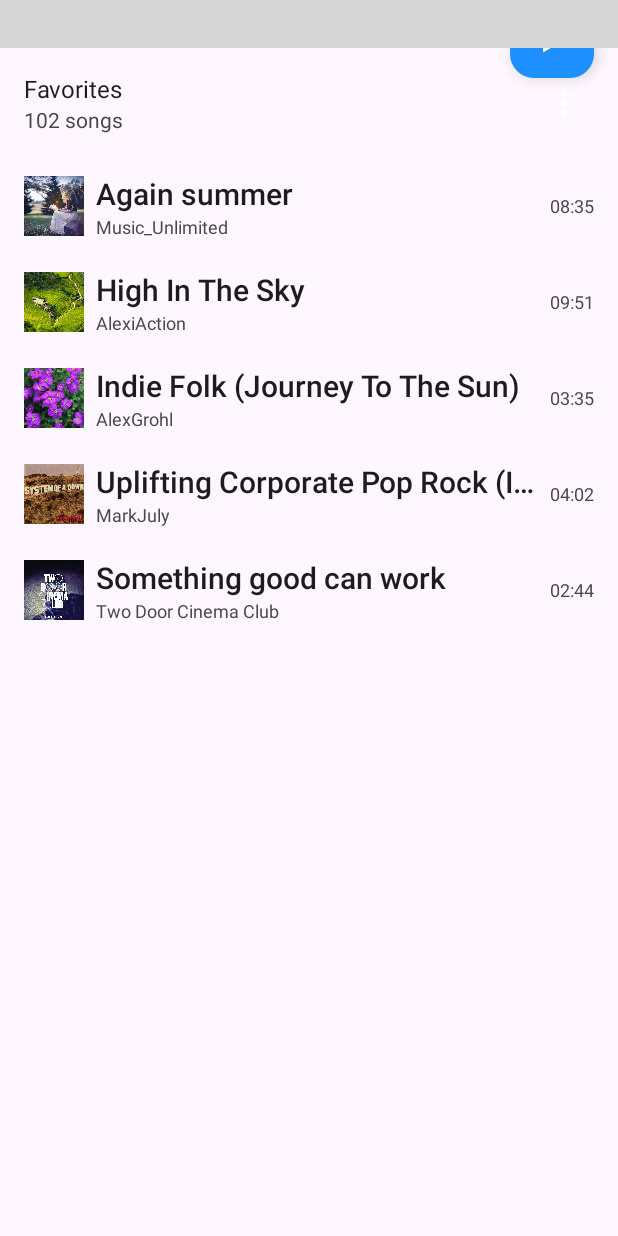
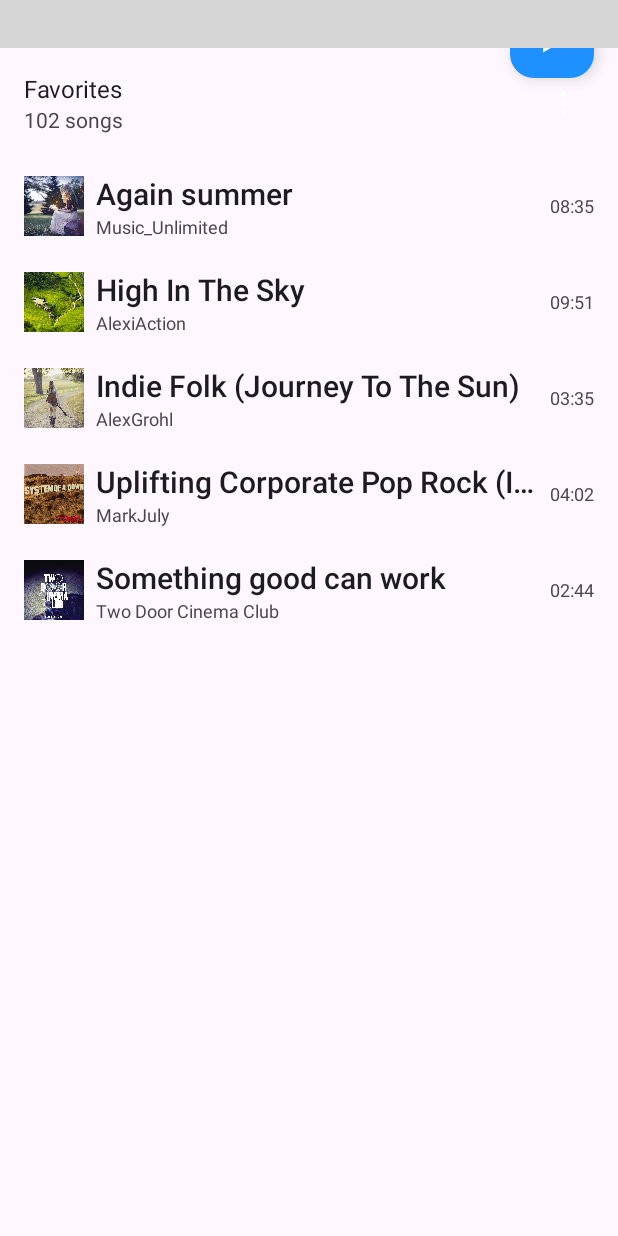
Before and after one commit to Totorowow/TangliMusicPlayer, an Android app: the MainActivity screen opened directly, with no data from a screen before it, on a phone screen of 412 x 824 dp. Run offline under Robolectric (Android 15) with nearby library versions, the phone set to English and light mode, and no system bars; libraries missing offline, so code that uses them is left out: com.andremion.music, com.hjq.toast, com.leaf.library; 5 statements that could not run were skipped; grey boxes are pictures that could not be loaded.

Commit message:
update code

```diff
--- a/tangliMusicPlayer/src/main/java/com/tangli/musicplayer/music/MusicContent.java
+++ b/tangliMusicPlayer/src/main/java/com/tangli/musicplayer/music/MusicContent.java
@@ -13,7 +13,7 @@ public class MusicContent {
     static {
         ITEMS.add(new MusicItem(R.drawable.camphor, "Again summer", "Music_Unlimited", 515,R.raw.again_summer_151646));
         ITEMS.add(new MusicItem(R.drawable.apartment_8318376_1920, "High In The Sky", "AlexiAction", 591,R.raw.high_in_the_sky_128400));
-        ITEMS.add(new MusicItem(R.drawable.flowers_7911970_1920, "Indie Folk (Journey To The Sun)", "AlexGrohl", 215,R.raw.indie_folk_journey_to_the_sun_15044));
+        ITEMS.add(new MusicItem(R.drawable.forest_party, "Indie Folk (Journey To The Sun)", "AlexGrohl", 215,R.raw.indie_folk_journey_to_the_sun_15044));
         ITEMS.add(new MusicItem(R.drawable.album_cover_soad, "Uplifting Corporate Pop Rock (It Is Time)", "MarkJuly", 242,R.raw.ukulele_fun_background));
         ITEMS.add(new MusicItem(R.drawable.album_cover_two_door, "Something good can work", "Two Door Cinema Club", 164,R.raw.ukulele_fun_background));
     }
--- a/tangliMusicPlayer/src/main/res/layout/activity_main.xml
+++ b/tangliMusicPlayer/src/main/res/layout/activity_main.xml
@@ -16,7 +16,7 @@
             android:id="@+id/cover"
             android:layout_width="match_parent"
             android:scaleType="centerCrop"
-            android:src="@drawable/main__cover"
+            android:src="@drawable/main_cover"
             android:transitionName="@string/transition_name_cover"
             android:layout_height="wrap_content"/>
         <ImageView
--- a/tangliMusicPlayer/src/main/res/layout/activity_splash.xml
+++ b/tangliMusicPlayer/src/main/res/layout/activity_splash.xml
@@ -8,5 +8,5 @@
         android:layout_height="match_parent"
         android:adjustViewBounds="true"
         android:scaleType="centerCrop"
-        android:src="@drawable/main__cover"/>
+        android:src="@drawable/forest_party"/>
 </RelativeLayout>
--- a/tangliMusicPlayer/src/main/res/layout/content_list_item.xml
+++ b/tangliMusicPlayer/src/main/res/layout/content_list_item.xml
@@ -20,7 +20,7 @@
             android:layout_width="@dimen/cover_size_mini"
             android:layout_height="@dimen/cover_size_mini"
             android:scaleType="centerCrop"
-            tools:src="@drawable/main__cover" />
+            tools:src="@drawable/forest_party" />
 
         <LinearLayout
             android:layout_width="0dp"
```
Also changed, not shown: tangliMusicPlayer/src/main/java/com/tangli/musicplayer/activities/DetailActivity.java (+1 -8 lines), tangliMusicPlayer/src/main/res/drawable-nodpi/forest_party.jpg (renamed from tangliMusicPlayer/src/main/res/drawable-nodpi/main__cover.jpg), tangliMusicPlayer/src/main/res/drawable-nodpi/main_cover.jpg (added).
